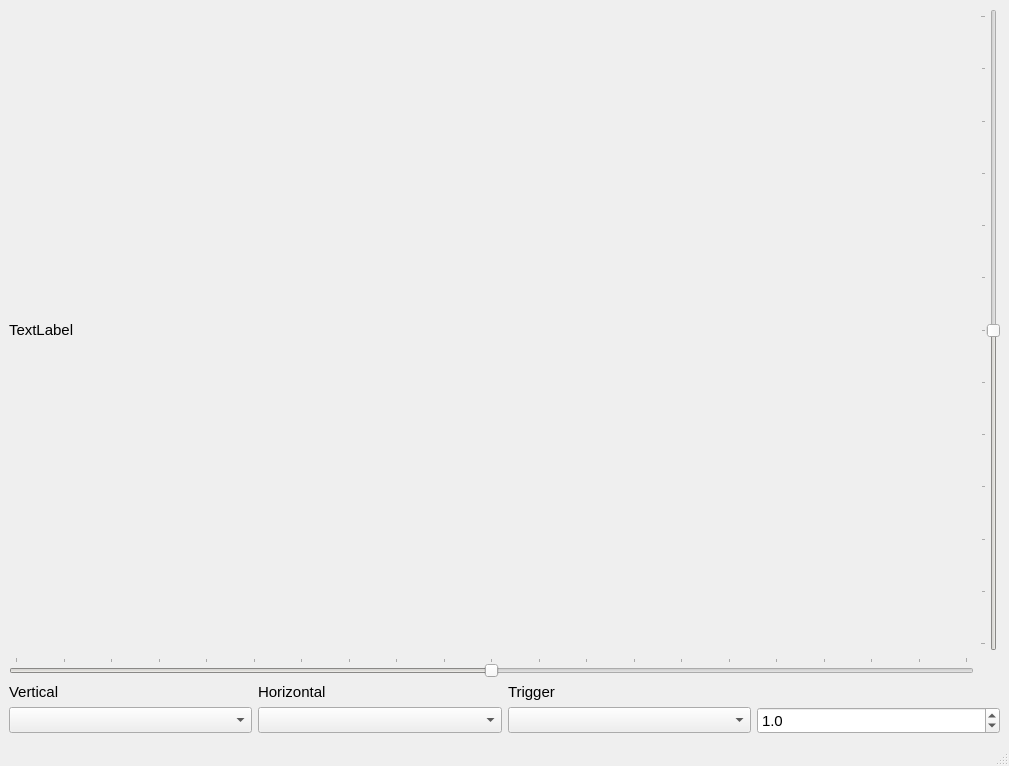
First picture: the form in src/qt/mainwindow.ui, repository dgatf/Oscilloscope, before the edit.
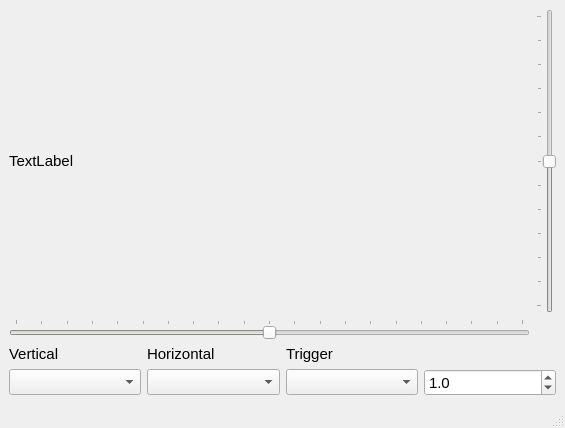
Second picture: the form after the edit.

The edit to the form file:
```diff
--- a/src/qt/mainwindow.ui
+++ b/src/qt/mainwindow.ui
@@ -6,8 +6,8 @@
    <rect>
     <x>0</x>
     <y>0</y>
-    <width>1009</width>
-    <height>766</height>
+    <width>565</width>
+    <height>428</height>
    </rect>
   </property>
   <property name="font">
@@ -100,6 +100,12 @@
         <property name="enabled">
          <bool>true</bool>
         </property>
+        <property name="sizePolicy">
+         <sizepolicy hsizetype="Preferred" vsizetype="Preferred">
+          <horstretch>0</horstretch>
+          <verstretch>0</verstretch>
+         </sizepolicy>
+        </property>
         <property name="minimumSize">
          <size>
           <width>0</width>
```
Left out of the diff: 2 changed lines with no effect on the pictures.
